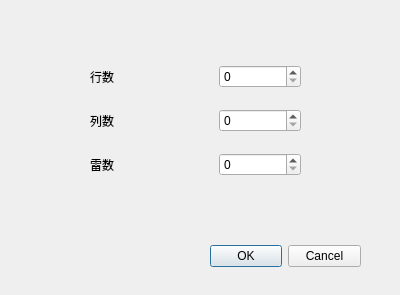
Before: the Qt Designer form settingdialog.ui in xielove/QtMineSweeper, drawn with Qt 5.
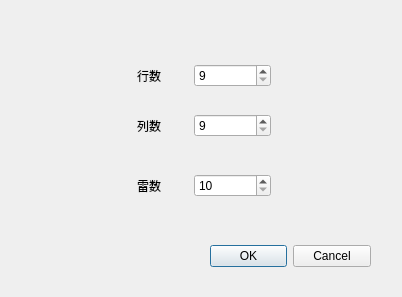
After: the same form once the commit is applied.

Diff of the .ui file:
```diff
--- a/settingdialog.ui
+++ b/settingdialog.ui
@@ -6,10 +6,16 @@
    <rect>
     <x>0</x>
     <y>0</y>
-    <width>400</width>
-    <height>295</height>
+    <width>402</width>
+    <height>297</height>
    </rect>
   </property>
+  <property name="sizePolicy">
+   <sizepolicy hsizetype="Fixed" vsizetype="Fixed">
+    <horstretch>0</horstretch>
+    <verstretch>0</verstretch>
+   </sizepolicy>
+  </property>
   <property name="windowTitle">
    <string>Dialog</string>
   </property>
@@ -18,7 +24,7 @@
     <rect>
      <x>210</x>
      <y>240</y>
-     <width>151</width>
+     <width>161</width>
      <height>32</height>
     </rect>
    </property>
@@ -32,90 +38,96 @@
   <widget class="QWidget" name="gridLayoutWidget">
    <property name="geometry">
     <rect>
-     <x>90</x>
-     <y>50</y>
-     <width>211</width>
-     <height>141</height>
+     <x>110</x>
+     <y>60</y>
+     <width>161</width>
+     <height>31</height>
     </rect>
    </property>
-   <layout class="QGridLayout" name="gridLayout">
-    <item row="1" column="2">
-     <widget class="QSpinBox" name="spinBox_2"/>
-    </item>
-    <item row="0" column="0">
-     <widget class="QLabel" name="label">
+   <layout class="QHBoxLayout" name="horizontalLayout">
+    <item>
+     <widget class="QLabel" name="rowLabel">
       <property name="text">
        <string>行数</string>
       </property>
+      <property name="alignment">
+       <set>Qt::AlignCenter</set>
+      </property>
      </widget>
     </item>
-    <item row="1" column="0">
-     <widget class="QLabel" name="label_2">
+    <item>
+     <widget class="QSpinBox" name="rowSpanBox">
+      <property name="minimum">
+       <number>9</number>
+      </property>
+      <property name="maximum">
+       <number>24</number>
+      </property>
+     </widget>
+    </item>
+   </layout>
+  </widget>
+  <widget class="QWidget" name="horizontalLayoutWidget_2">
+   <property name="geometry">
+    <rect>
+     <x>110</x>
+     <y>110</y>
+     <width>161</width>
+     <height>31</height>
+    </rect>
+   </property>
+   <layout class="QHBoxLayout" name="horizontalLayout_2">
+    <item>
+     <widget class="QLabel" name="colLabel">
       <property name="text">
        <string>列数</string>
       </property>
+      <property name="alignment">
+       <set>Qt::AlignCenter</set>
+      </property>
      </widget>
     </item>
-    <item row="2" column="2">
-     <widget class="QSpinBox" name="spinBox_3"/>
+    <item>
+     <widget class="QSpinBox" name="colSpanBox">
+      <property name="minimum">
+       <number>9</number>
+      </property>
+      <property name="maximum">
+       <number>30</number>
+      </property>
+     </widget>
     </item>
-    <item row="2" column="0">
-     <widget class="QLabel" name="label_3">
+   </layout>
+  </widget>
+  <widget class="QWidget" name="horizontalLayoutWidget_3">
+   <property name="geometry">
+    <rect>
+     <x>110</x>
+     <y>170</y>
+     <width>161</width>
+     <height>31</height>
+    </rect>
+   </property>
+   <layout class="QHBoxLayout" name="horizontalLayout_3">
+    <item>
+     <widget class="QLabel" name="mineLabel">
       <property name="text">
        <string>雷数</string>
       </property>
+      <property name="alignment">
+       <set>Qt::AlignCenter</set>
+      </property>
      </widget>
     </item>
-    <item row="0" column="2">
-     <widget class="QSpinBox" name="spinBox"/>
-    </item>
-    <item row="0" column="1">
-     <spacer name="horizontalSpacer">
-      <property name="orientation">
-       <enum>Qt::Horizontal</enum>
+    <item>
+     <widget class="QSpinBox" name="mineSpanBox">
+      <property name="minimum">
+       <number>10</number>
       </property>
-      <property name="sizeType">
-       <enum>QSizePolicy::Fixed</enum>
+      <property name="maximum">
+       <number>200</number>
       </property>
-      <property name="sizeHint" stdset="0">
-       <size>
-        <width>40</width>
-        <height>20</height>
-       </size>
-      </property>
-     </spacer>
-    </item>
-    <item row="1" column="1">
-     <spacer name="horizontalSpacer_2">
-      <property name="orientation">
-       <enum>Qt::Horizontal</enum>
-      </property>
-      <property name="sizeType">
-       <enum>QSizePolicy::Fixed</enum>
-      </property>
-      <property name="sizeHint" stdset="0">
-       <size>
-        <width>40</width>
-        <height>20</height>
-       </size>
-      </property>
-     </spacer>
-    </item>
-    <item row="2" column="1">
-     <spacer name="horizontalSpacer_3">
-      <property name="orientation">
-       <enum>Qt::Horizontal</enum>
-      </property>
-      <property name="sizeType">
-       <enum>QSizePolicy::Fixed</enum>
-      </property>
-      <property name="sizeHint" stdset="0">
-       <size>
-        <width>40</width>
-        <height>20</height>
-       </size>
-      </property>
-     </spacer>
+     </widget>
     </item>
    </layout>
   </widget>
```
Left out of the diff: 2 changed lines with no effect on the pictures.
